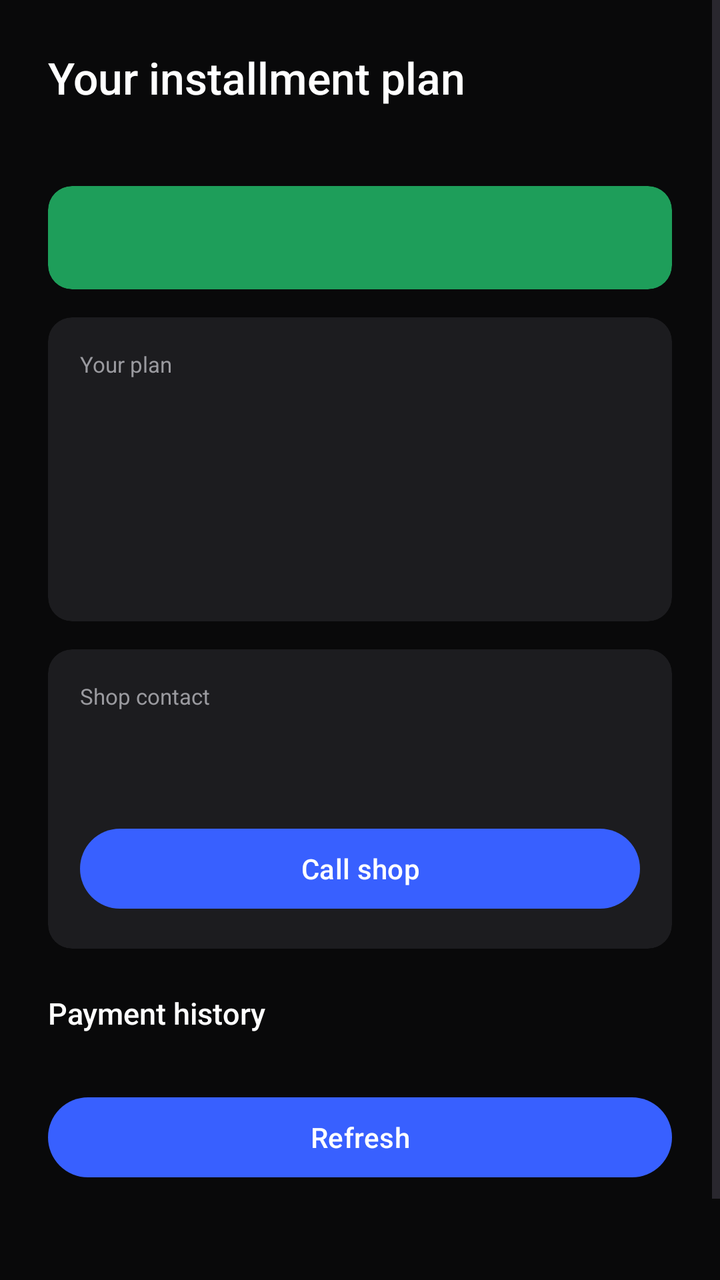
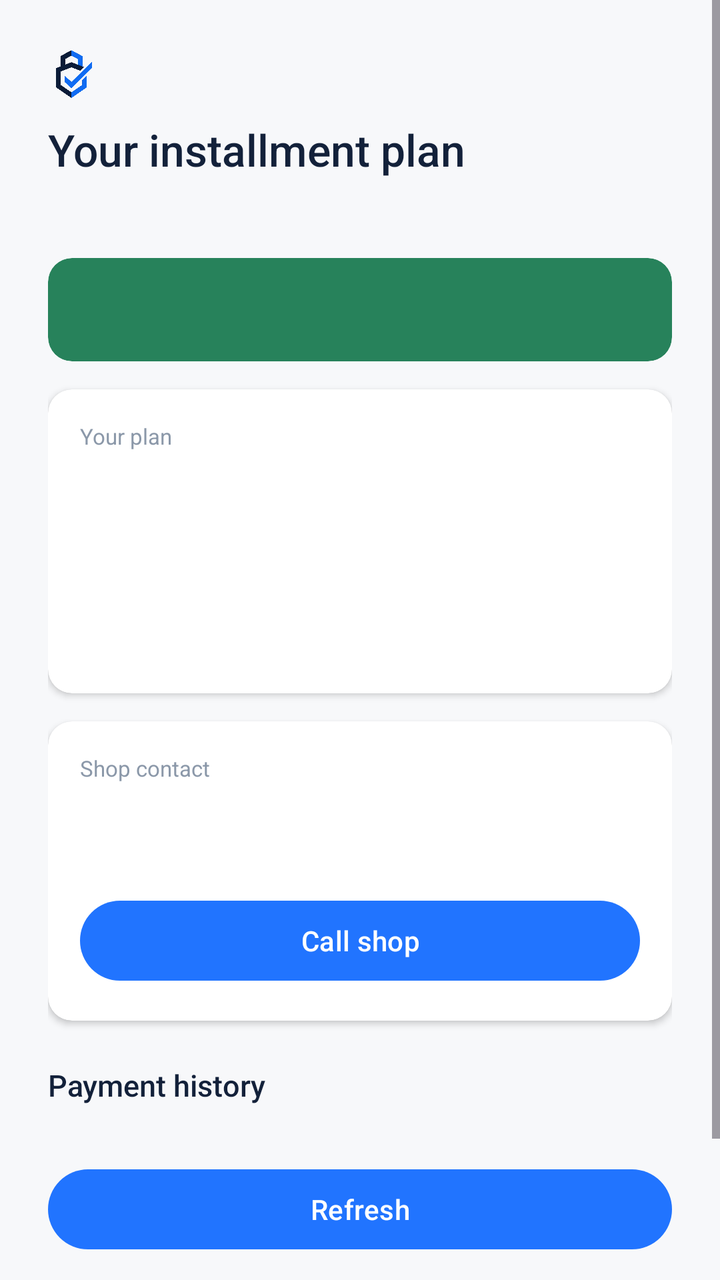

An Android layout rendered at two revisions. The XML below is the earlier revision; the diff shows what the commit changed to produce the second picture.
<!-- AndroidManifest.xml: activity theme Theme.LockPilot -->
<!-- res/layout/activity_customer_home.xml -->
<?xml version="1.0" encoding="utf-8"?>
<ScrollView xmlns:android="http://schemas.android.com/apk/res/android"
    xmlns:app="http://schemas.android.com/apk/res-auto"
    android:layout_width="match_parent"
    android:layout_height="match_parent"
    android:background="@color/ink_deep"
    android:fillViewport="true">

    <LinearLayout
        android:layout_width="match_parent"
        android:layout_height="wrap_content"
        android:orientation="vertical"
        android:padding="24dp">

        <TextView
            android:id="@+id/shopNameText"
            android:layout_width="match_parent"
            android:layout_height="wrap_content"
            android:fontFamily="sans-serif-medium"
            android:text="@string/customer_home_title_placeholder"
            android:textColor="@color/white"
            android:textSize="22sp" />

        <TextView
            android:id="@+id/deviceLabelText"
            android:layout_width="match_parent"
            android:layout_height="wrap_content"
            android:layout_marginTop="2dp"
            android:textColor="@color/slate"
            android:textSize="13sp" />

        <androidx.cardview.widget.CardView
            android:id="@+id/statusCard"
            android:layout_width="match_parent"
            android:layout_height="wrap_content"
            android:layout_marginTop="20dp"
            app:cardBackgroundColor="@color/success"
            app:cardCornerRadius="12dp"
            app:cardElevation="0dp">

            <TextView
                android:id="@+id/statusText"
                android:layout_width="match_parent"
                android:layout_height="wrap_content"
                android:padding="16dp"
                android:fontFamily="sans-serif-medium"
                android:textColor="@color/white"
                android:textSize="14.5sp" />
        </androidx.cardview.widget.CardView>

        <androidx.cardview.widget.CardView
            android:layout_width="match_parent"
            android:layout_height="wrap_content"
            android:layout_marginTop="14dp"
            app:cardBackgroundColor="@color/card"
            app:cardCornerRadius="12dp"
            app:cardElevation="0dp">

            <LinearLayout
                android:layout_width="match_parent"
                android:layout_height="wrap_content"
                android:orientation="vertical"
                android:padding="16dp">

                <TextView
                    android:layout_width="wrap_content"
                    android:layout_height="wrap_content"
                    android:text="@string/plan_summary_label"
                    android:textColor="@color/slate"
                    android:textSize="11sp" />

                <TextView
                    android:id="@+id/planTotalText"
                    android:layout_width="match_parent"
                    android:layout_height="wrap_content"
                    android:layout_marginTop="8dp"
                    android:textColor="@color/white"
                    android:textSize="14.5sp" />

                <TextView
                    android:id="@+id/planInstallmentText"
                    android:layout_width="match_parent"
                    android:layout_height="wrap_content"
                    android:layout_marginTop="6dp"
                    android:textColor="@color/white"
                    android:textSize="14.5sp" />

                <TextView
                    android:id="@+id/planPaidText"
                    android:layout_width="match_parent"
                    android:layout_height="wrap_content"
                    android:layout_marginTop="6dp"
                    android:textColor="@color/white"
                    android:textSize="14.5sp" />

                <TextView
                    android:id="@+id/planRemainingText"
                    android:layout_width="match_parent"
                    android:layout_height="wrap_content"
                    android:layout_marginTop="6dp"
                    android:fontFamily="sans-serif-medium"
                    android:textColor="@color/accent"
                    android:textSize="15sp" />
            </LinearLayout>
        </androidx.cardview.widget.CardView>

        <androidx.cardview.widget.CardView
            android:layout_width="match_parent"
            android:layout_height="wrap_content"
            android:layout_marginTop="14dp"
            app:cardBackgroundColor="@color/card"
            app:cardCornerRadius="12dp"
            app:cardElevation="0dp">

            <LinearLayout
                android:layout_width="match_parent"
                android:layout_height="wrap_content"
                android:orientation="vertical"
                android:padding="16dp">

                <TextView
                    android:layout_width="wrap_content"
                    android:layout_height="wrap_content"
                    android:text="@string/shop_contact_label"
                    android:textColor="@color/slate"
                    android:textSize="11sp" />

                <TextView
                    android:id="@+id/contactShopNameText"
                    android:layout_width="match_parent"
                    android:layout_height="wrap_content"
                    android:layout_marginTop="6dp"
                    android:fontFamily="sans-serif-medium"
                    android:textColor="@color/white"
                    android:textSize="15sp" />

                <TextView
                    android:id="@+id/contactShopPhoneText"
                    android:layout_width="match_parent"
                    android:layout_height="wrap_content"
                    android:fontFamily="monospace"
                    android:textColor="@color/slate"
                    android:textSize="13.5sp" />

                <Button
                    android:id="@+id/callShopButton"
                    android:layout_width="match_parent"
                    android:layout_height="wrap_content"
                    android:layout_marginTop="10dp"
                    android:text="@string/call_shop_button" />
            </LinearLayout>
        </androidx.cardview.widget.CardView>

        <TextView
            android:layout_width="wrap_content"
            android:layout_height="wrap_content"
            android:layout_marginTop="22dp"
            android:fontFamily="sans-serif-medium"
            android:text="@string/payment_history_label"
            android:textColor="@color/white"
            android:textSize="15sp" />

        <LinearLayout
            android:id="@+id/paymentsContainer"
            android:layout_width="match_parent"
            android:layout_height="wrap_content"
            android:layout_marginTop="8dp"
            android:orientation="vertical" />

        <Button
            android:id="@+id/refreshButton"
            android:layout_width="match_parent"
            android:layout_height="wrap_content"
            android:layout_marginTop="20dp"
            android:text="@string/refresh_button" />

        <TextView
            android:id="@+id/statusMessageText"
            android:layout_width="match_parent"
            android:layout_height="wrap_content"
            android:layout_marginTop="12dp"
            android:gravity="center"
            android:textColor="@color/slate"
            android:textSize="12.5sp" />

        <TextView
            android:id="@+id/rePairText"
            android:layout_width="match_parent"
            android:layout_height="wrap_content"
            android:layout_marginTop="20dp"
            android:gravity="center"
            android:text="@string/re_pair_device"
            android:textColor="@color/accent"
            android:textSize="12.5sp" />

    </LinearLayout>
</ScrollView>
<!-- resources referenced by this layout -->
<resources>
  <color name="accent">#3860FF</color>
  <color name="card">#1C1C1F</color>
  <color name="ink_deep">#09090A</color>
  <color name="slate">#9A9A9F</color>
  <color name="success">#1E9E5A</color>
  <color name="white">#FFFFFF</color>
  <string name="call_shop_button">Call shop</string>
  <string name="customer_home_title_placeholder">Your installment plan</string>
  <string name="payment_history_label">Payment history</string>
  <string name="plan_summary_label">Your plan</string>
  <string name="re_pair_device">Re-pair this device</string>
  <string name="refresh_button">Refresh</string>
  <string name="shop_contact_label">Shop contact</string>
  <style name="Theme.LockPilot" parent="Theme.Material3.DayNight.NoActionBar">
          <item name="colorPrimary">@color/accent</item>
          <item name="colorOnPrimary">@color/white</item>
          <item name="android:statusBarColor" tools:targetApi="l">@color/paper</item>
      </style>
  <color name="paper">#FAFAF9</color>
</resources>

<!-- the commit's change to res/layout/activity_customer_home.xml (unified diff, before → after) -->
@@ -3,7 +3,7 @@
     xmlns:app="http://schemas.android.com/apk/res-auto"
     android:layout_width="match_parent"
     android:layout_height="match_parent"
-    android:background="@color/ink_deep"
+    android:background="@color/paper"
     android:fillViewport="true">
 
     <LinearLayout
@@ -12,13 +12,20 @@
         android:orientation="vertical"
         android:padding="24dp">
 
+        <ImageView
+            android:layout_width="26dp"
+            android:layout_height="26dp"
+            android:layout_marginBottom="10dp"
+            android:contentDescription="@null"
+            android:src="@drawable/lockpilot_logo" />
+
         <TextView
             android:id="@+id/shopNameText"
             android:layout_width="match_parent"
             android:layout_height="wrap_content"
             android:fontFamily="sans-serif-medium"
             android:text="@string/customer_home_title_placeholder"
-            android:textColor="@color/white"
+            android:textColor="@color/ink"
             android:textSize="22sp" />
 
         <TextView
@@ -52,9 +59,9 @@
             android:layout_width="match_parent"
             android:layout_height="wrap_content"
             android:layout_marginTop="14dp"
-            app:cardBackgroundColor="@color/card"
+            app:cardBackgroundColor="@color/white"
             app:cardCornerRadius="12dp"
-            app:cardElevation="0dp">
+            app:cardElevation="2dp">
 
             <LinearLayout
                 android:layout_width="match_parent"
@@ -74,7 +81,7 @@
                     android:layout_width="match_parent"
                     android:layout_height="wrap_content"
                     android:layout_marginTop="8dp"
-                    android:textColor="@color/white"
+                    android:textColor="@color/ink"
                     android:textSize="14.5sp" />
 
                 <TextView
@@ -82,7 +89,7 @@
                     android:layout_width="match_parent"
                     android:layout_height="wrap_content"
                     android:layout_marginTop="6dp"
-                    android:textColor="@color/white"
+                    android:textColor="@color/ink"
                     android:textSize="14.5sp" />
 
                 <TextView
@@ -90,7 +97,7 @@
                     android:layout_width="match_parent"
                     android:layout_height="wrap_content"
                     android:layout_marginTop="6dp"
-                    android:textColor="@color/white"
+                    android:textColor="@color/ink"
                     android:textSize="14.5sp" />
 
                 <TextView
@@ -108,9 +115,9 @@
             android:layout_width="match_parent"
             android:layout_height="wrap_content"
             android:layout_marginTop="14dp"
-            app:cardBackgroundColor="@color/card"
+            app:cardBackgroundColor="@color/white"
             app:cardCornerRadius="12dp"
-            app:cardElevation="0dp">
+            app:cardElevation="2dp">
 
             <LinearLayout
                 android:layout_width="match_parent"
@@ -131,7 +138,7 @@
                     android:layout_height="wrap_content"
                     android:layout_marginTop="6dp"
                     android:fontFamily="sans-serif-medium"
-                    android:textColor="@color/white"
+                    android:textColor="@color/ink"
                     android:textSize="15sp" />
 
                 <TextView
@@ -157,7 +164,7 @@
             android:layout_marginTop="22dp"
             android:fontFamily="sans-serif-medium"
             android:text="@string/payment_history_label"
-            android:textColor="@color/white"
+            android:textColor="@color/ink"
             android:textSize="15sp" />
 
         <LinearLayout
<!-- resource entries referenced after the edit -->
@@ -1,11 +1,11 @@
 <!-- resources referenced by this layout -->
 <resources>
-  <color name="accent">#3860FF</color>
-  <color name="card">#1C1C1F</color>
-  <color name="ink_deep">#09090A</color>
-  <color name="slate">#9A9A9F</color>
-  <color name="success">#1E9E5A</color>
+  <color name="accent">#2174FF</color>
+  <color name="ink">#13213A</color>
+  <color name="slate">#8B98A9</color>
+  <color name="success">#27825B</color>
   <color name="white">#FFFFFF</color>
+  <!-- drawable lockpilot_logo: png bitmap (drawable-xxxhdpi, 71042 bytes) -->
   <string name="call_shop_button">Call shop</string>
   <string name="customer_home_title_placeholder">Your installment plan</string>
   <string name="payment_history_label">Payment history</string>
@@ -17,7 +17,8 @@
           <item name="colorPrimary">@color/accent</item>
           <item name="colorOnPrimary">@color/white</item>
           <item name="android:statusBarColor" tools:targetApi="l">@color/paper</item>
+          <item name="android:windowLightStatusBar" tools:targetApi="m">true</item>
       </style>
-  <color name="paper">#FAFAF9</color>
+  <color name="paper">#F7F8FA</color>
 </resources>
 
